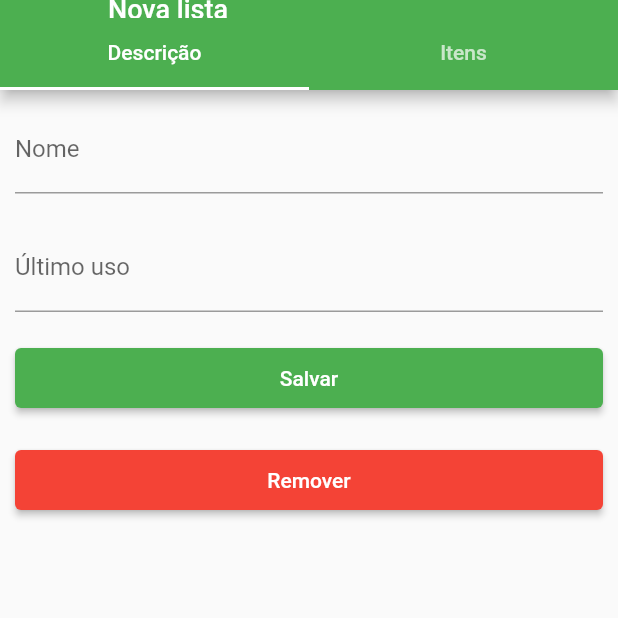
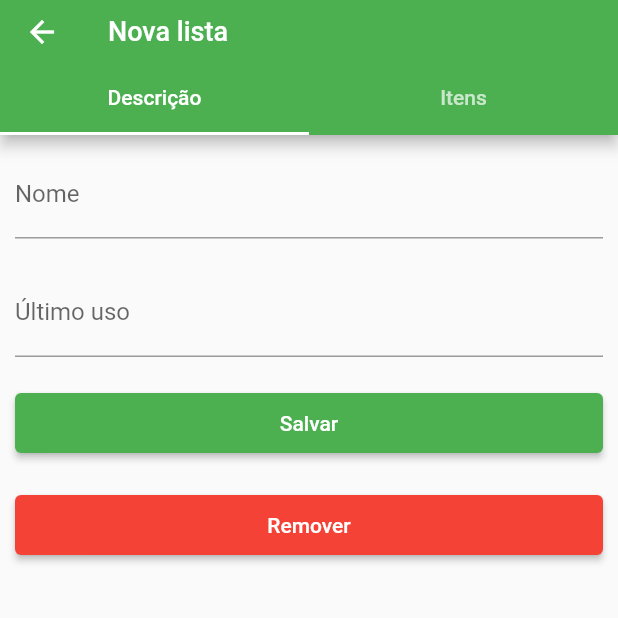
Before and after one commit to dias1618/lista_mercado_mobile, a Flutter app: the screen it shows after launch, after a tap on the "add" icon, on a phone screen of 412 x 824 dp, the top half of it. Run offline on Flutter 3.47's test engine with Material 2 defaults, Android fonts, the phone set to English and light mode, and no system bars; drawn by our look-alikes of reactive_forms; our stand-ins replace dio, flutter_easyloading, flutter_mobx, flutter_modular, mobx; generated files the repository leaves out were written again; network calls fail.

Commit message:
feature/lista de itens

```diff
--- a/lib/app/models/item_model.dart
+++ b/lib/app/models/item_model.dart
@@ -3,7 +3,6 @@ class ItemModel{
   int id;
   String nmProduto;
   int qtProduto;
-  int lgProduto;
 
   ItemModel(this.id, this.nmProduto, this.qtProduto, this.lgProduto);
 
--- a/lib/app/modules/home/home_module.dart
+++ b/lib/app/modules/home/home_module.dart
@@ -1,6 +1,8 @@
 import 'package:flutter_modular/flutter_modular.dart';
 import 'package:lista_mercado_mobile/app/modules/home/pages/lista/lista_page.dart';
-import 'package:lista_mercado_mobile/app/modules/home/pages/lista/lista_store.dart';
+import 'package:lista_mercado_mobile/app/modules/home/pages/lista/stores/item_store.dart';
+import 'package:lista_mercado_mobile/app/modules/home/pages/lista/stores/lista_store.dart';
+import 'package:lista_mercado_mobile/app/repositories/item_repository.dart';
 import 'package:lista_mercado_mobile/app/repositories/lista_repository.dart';
 import '../home/home_store.dart';
 
@@ -12,6 +14,8 @@ class HomeModule extends Module {
     Bind.lazySingleton((i) => ListaRepository()),
     Bind.lazySingleton((i) => ListaStore()),
     Bind.lazySingleton((i) => HomeStore()),
+    Bind.lazySingleton((i) => ItemRepository()),
+    Bind.lazySingleton((i) => ItemStore()),
   ];
 
   @override
--- a/lib/app/modules/home/home_page.dart
+++ b/lib/app/modules/home/home_page.dart
@@ -38,7 +38,7 @@ class _HomePageState extends ModularState<HomePage, HomeStore> {
         onPressed: () {
           store.newLista(context);
         },
-        child: Icon(Icons.add),
+        child: const Icon(Icons.add),
       ),
     );
   }
--- a/lib/app/modules/home/pages/lista/lista_page.dart
+++ b/lib/app/modules/home/pages/lista/lista_page.dart
@@ -1,10 +1,10 @@
 import 'package:flutter/material.dart';
 import 'package:flutter_modular/flutter_modular.dart';
-import 'package:intl/intl.dart';
 import 'package:lista_mercado_mobile/app/models/lista_model.dart';
-import 'package:lista_mercado_mobile/app/modules/home/pages/lista/lista_store.dart';
+import 'package:lista_mercado_mobile/app/modules/home/pages/lista/stores/lista_store.dart';
+import 'package:lista_mercado_mobile/app/modules/home/pages/lista/widgets/descricao_widget.dart';
+import 'package:lista_mercado_mobile/app/modules/home/pages/lista/widgets/itens_widget.dart';
 import 'package:lista_mercado_mobile/core/widgets/app_bar_custom.dart';
-import 'package:reactive_forms/reactive_forms.dart';
 
 class ListaPage extends StatefulWidget {
   final String title;
@@ -23,7 +23,6 @@ class ListaPageState extends ModularState<ListaPage, ListaStore> {
 
   @override
   Widget build(BuildContext context) {
-    store.load(widget.lista);
     return DefaultTabController(
       length: 2,
       child: Scaffold(
@@ -38,76 +37,8 @@ class ListaPageState extends ModularState<ListaPage, ListaStore> {
         ),
         body: TabBarView(
           children: [
-            ReactiveForm(
-            formGroup: store.form,
-            child: Column(
-                children: <Widget>[
-                  Padding(
-                    padding: const EdgeInsets.all(10.0),
-                    child: ReactiveTextField(
-                      decoration: const InputDecoration(
-                        labelText: 'Nome',
-                      ),
-                      formControlName: 'nmLista',
-                      validationMessages: (control) => {
-                        'required': 'O nome da lista não pode ser vazio'
-                      },
-                    )
-                  ),
-                  Padding(
-                    padding: const EdgeInsets.all(10.0),
-                    child: ReactiveTextField(
-                      decoration: const InputDecoration(
-                        labelText: 'Último uso',
-                      ),
-                      formControlName: 'dtUltimoUso',
-                      readOnly: true,
-                      valueAccessor: DateTimeValueAccessor(
-                        dateTimeFormat: DateFormat('dd/MM/yyyy') ,
-                      ),
-                    )
-                  ),
-                  Padding(
-                    padding: const EdgeInsets.all(10.0),
-                    child: ElevatedButton(
-                      style: ElevatedButton.styleFrom(
-                        minimumSize: const Size.fromHeight(40), // fromHeight use double.infinity as width and 40 is the height
-                      ),
-                      onPressed: (){
-                        store.salvar(context);
-                      },
-                      child: const Text(
-                        'Salvar',
-                        style: TextStyle(
-                          color: Colors.white
-                        ),
-                      )
-                    )
-                  ),
-                  Padding(
-                    padding: const EdgeInsets.all(10.0),
-                    child: ElevatedButton(
-                      style: ElevatedButton.styleFrom(
-                        minimumSize: const Size.fromHeight(40), // fromHeight use double.infinity as width and 40 is the height
-                        primary: Theme.of(context).errorColor
-                      ),
-                      onPressed: (){
-                        store.remover(context);
-                      },
-                      child: const Text(
-                        'Remover',
-                        style: TextStyle(
-                          color: Colors.white
-                        ),
-                      )
-                    )
-                  )
-                ],
-              ),
-            ),
-            Container(
-              child: const Text('Itens'),
-            ),
+            Descricao(lista: widget.lista),
+            Itens(lista: widget.lista),
           ],
         ),
       )
--- a/lib/app/modules/home/pages/lista/lista_store.dart
+++ b/lib/app/modules/home/pages/lista/stores/lista_store.dart
@@ -1,13 +1,9 @@
-import 'dart:collection';
-
 import 'package:flutter/material.dart';
 import 'package:flutter_easyloading/flutter_easyloading.dart';
 import 'package:flutter_modular/flutter_modular.dart';
-import 'package:intl/intl.dart';
 import 'package:lista_mercado_mobile/app/models/lista_model.dart';
 import 'package:lista_mercado_mobile/app/repositories/lista_repository.dart';
 import 'package:lista_mercado_mobile/core/exceptions/custom_exception.dart';
-import 'package:lista_mercado_mobile/core/utils/date_utils.dart';
 import 'package:mobx/mobx.dart';
 import 'package:reactive_forms/reactive_forms.dart';
 
@@ -36,7 +32,6 @@ abstract class _ListaStoreBase with Store {
         'id': this.listaModel!.id,
         'nmLista': this.listaModel!.nmLista,
         'dtUltimoUso': this.listaModel!.dtUltimoUso,
-        'itens': this.listaModel!.itens,
       });
     }
   }
@@ -44,7 +39,9 @@ abstract class _ListaStoreBase with Store {
   @action
   salvar(BuildContext context) async {
     try{
+      print(form.value);
       listaModel = ListaModel.fromJson(form.value);
+      print(listaModel);
       if(listaModel!.id > 0){
         await listaRepository.update(listaModel!);
       } else {
--- /dev/null
+++ b/lib/app/modules/home/pages/lista/widgets/descricao_widget.dart
@@ -0,0 +1,57 @@
+import 'package:flutter/material.dart';
+import 'package:flutter_modular/flutter_modular.dart';
+import 'package:lista_mercado_mobile/app/models/lista_model.dart';
+import 'package:lista_mercado_mobile/app/modules/home/pages/lista/stores/lista_store.dart';
+import 'package:lista_mercado_mobile/core/widgets/custom_button.dart';
+import 'package:lista_mercado_mobile/core/widgets/custom_reactive_date_field.dart';
+import 'package:lista_mercado_mobile/core/widgets/custom_reactive_text_field.dart';
+import 'package:reactive_forms/reactive_forms.dart';
+
+class Descricao extends StatefulWidget {
+
+  final ListaModel? lista;
+
+  const Descricao({
+    Key? key,
+    this.lista,
+  }) : super(key: key);
+
+  @override
+  State<Descricao> createState() => _DescricaoState();
+}
+
+class _DescricaoState extends ModularState<Descricao, ListaStore> {
+  @override
+  Widget build(BuildContext context) {
+    store.load(widget.lista);
+    return ReactiveForm(
+      formGroup: store.form,
+      child: Column(
+        children: <Widget>[
+          const CustomReactiveTextField(
+            label: 'Nome',
+            formControlName: 'nmLista',
+            validationMessages: {
+              'required': 'O nome da lista não pode ser vazio'
+            }
+          ),
+          const CustomReactiveDateField(
+            label: 'Último uso',
+            formControlName: 'dtUltimoUso',
+            readOnly: true,
+          ),
+          CustomButton(
+            label: 'Salvar',
+            onPressed: store.salvar,
+            color: Theme.of(context).primaryColor,
+          ),
+          CustomButton(
+            label: 'Remover',
+            onPressed: store.remover,
+            color: Theme.of(context).errorColor,
+          ),
+        ],
+      ),
+    );
+  }
+}
--- a/lib/core/widgets/app_bar_custom.dart
+++ b/lib/core/widgets/app_bar_custom.dart
@@ -52,6 +52,8 @@ class AppBarCustom extends StatelessWidget implements PreferredSizeWidget{
   }
 
   @override
-  Size get preferredSize => Size.fromHeight(height);
+  Size get preferredSize => Size.fromHeight(
+    bottom == null ? height : (height + 30)
+  );
 
 }
--- /dev/null
+++ b/lib/core/widgets/custom_button.dart
@@ -0,0 +1,37 @@
+import 'package:flutter/material.dart';
+
+class CustomButton extends StatelessWidget {
+
+  final String label;
+  final Function onPressed;
+  final Color color;
+
+  const CustomButton({
+    Key? key,
+    required this.label,
+    required this.onPressed,
+    required this.color
+  }) : super(key: key);
+
+  @override
+  Widget build(BuildContext context) {
+    return Padding(
+      padding: const EdgeInsets.all(10.0),
+      child: ElevatedButton(
+        style: ElevatedButton.styleFrom(
+          minimumSize: const Size.fromHeight(40),
+          primary: color
+        ),
+        onPressed: (){
+          onPressed(context);
+        },
+        child: Text(
+          label,
+          style: const TextStyle(
+            color: Colors.white
+          ),
+        )
+      )
+    );
+  }
+}
--- /dev/null
+++ b/lib/core/widgets/custom_reactive_date_field.dart
@@ -0,0 +1,37 @@
+import 'package:flutter/material.dart';
+import 'package:intl/intl.dart';
+import 'package:reactive_forms/reactive_forms.dart';
+
+class CustomReactiveDateField extends StatelessWidget {
+
+  final String label;
+  final String formControlName;
+  final Map<String, String> validationMessages;
+  final bool readOnly;
+
+  const CustomReactiveDateField({
+    Key? key,
+    required this.label,
+    required this.formControlName,
+    this.validationMessages=const {},
+    this.readOnly=false
+  }) : super(key: key);
+
+  @override
+  Widget build(BuildContext context) {
+    return Padding(
+      padding: const EdgeInsets.all(10.0),
+      child: ReactiveTextField(
+        decoration: InputDecoration(
+          labelText: label,
+        ),
+        formControlName: formControlName,
+        validationMessages: (control) => validationMessages,
+        readOnly: readOnly,
+        valueAccessor: DateTimeValueAccessor(
+          dateTimeFormat: DateFormat('dd/MM/yyyy') ,
+        ),
+      )
+    );
+  }
+}
--- /dev/null
+++ b/lib/core/widgets/custom_reactive_text_field.dart
@@ -0,0 +1,33 @@
+import 'package:flutter/material.dart';
+import 'package:reactive_forms/reactive_forms.dart';
+
+class CustomReactiveTextField extends StatelessWidget {
+
+  final String label;
+  final String formControlName;
+  final Map<String, String> validationMessages;
+  final bool readOnly;
+
+  const CustomReactiveTextField({
+    Key? key,
+    required this.label,
+    required this.formControlName,
+    required this.validationMessages,
+    this.readOnly=false
+  }) : super(key: key);
+
+  @override
+  Widget build(BuildContext context) {
+    return Padding(
+      padding: const EdgeInsets.all(10.0),
+      child: ReactiveTextField(
+        decoration: InputDecoration(
+          labelText: label,
+        ),
+        formControlName: formControlName,
+        validationMessages: (control) => validationMessages,
+        readOnly: readOnly,
+      )
+    );
+  }
+}
```
Also changed, not shown: lib/app/modules/home/pages/lista/stores/item_store.dart (added, +34 -0 lines), lib/app/modules/home/pages/lista/widgets/itens_widget.dart (added, +78 -0 lines), lib/app/repositories/item_repository.dart (added, +51 -0 lines), lib/app/modules/home/pages/lista/stores/item_store.g.dart, lib/app/modules/home/pages/lista/stores/lista_store.g.dart (added).
